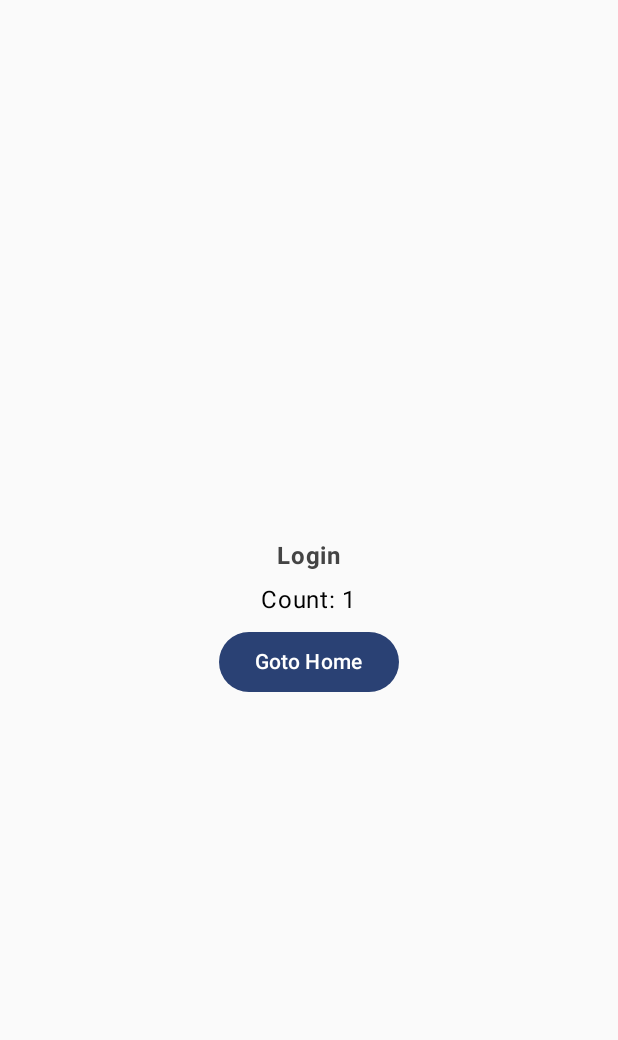
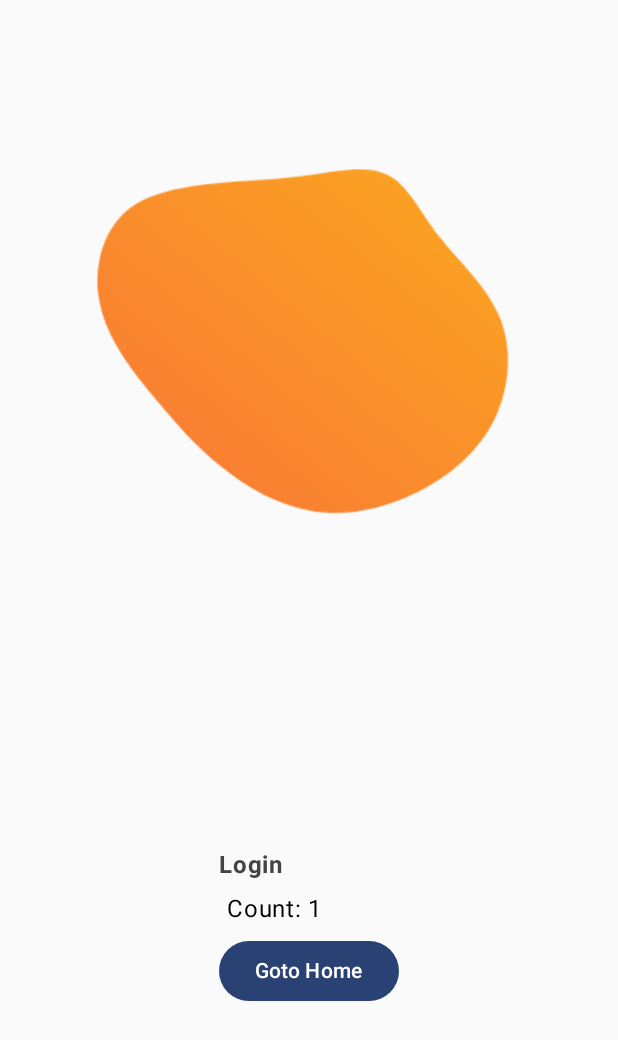
Before and after one commit to sandy-5000/browser, an Android app built with Jetpack Compose: the screen it shows after launch (MainActivity), after a tap on "Goto Login", on a phone screen of 412 x 824 dp. Shown: the top 1040 px of the screen. Run offline under Robolectric (Android 15) with nearby library versions, the phone set to English and light mode, and no system bars.

Commit message:
added image

```diff
--- a/app/src/main/java/com/example/webbrowser/screens/Login.kt
+++ b/app/src/main/java/com/example/webbrowser/screens/Login.kt
@@ -1,10 +1,14 @@
 package com.example.webbrowser.screens
 
+import androidx.compose.foundation.Image
 import androidx.compose.foundation.layout.Box
 import androidx.compose.foundation.layout.Column
+import androidx.compose.foundation.layout.Row
+import androidx.compose.foundation.layout.fillMaxHeight
 import androidx.compose.foundation.layout.fillMaxSize
 import androidx.compose.foundation.layout.fillMaxWidth
 import androidx.compose.foundation.layout.padding
+import androidx.compose.foundation.layout.size
 import androidx.compose.material3.Button
 import androidx.compose.material3.Text
 import androidx.compose.runtime.Composable
@@ -14,12 +18,14 @@ import androidx.compose.runtime.remember
 import androidx.compose.ui.Alignment
 import androidx.compose.ui.Modifier
 import androidx.compose.ui.graphics.Color
+import androidx.compose.ui.res.painterResource
 import androidx.compose.ui.text.font.FontWeight
 import androidx.compose.ui.tooling.preview.Preview
 import androidx.compose.ui.unit.dp
 import androidx.lifecycle.viewmodel.compose.viewModel
 import androidx.navigation.NavController
 import androidx.navigation.compose.rememberNavController
+import com.example.webbrowser.R
 import com.example.webbrowser.ui.theme.WebBrowserTheme
 import com.example.webbrowser.util.BrowserUiState
 import com.example.webbrowser.util.DataViewModel
@@ -37,14 +43,28 @@ fun Login(
     val count = uiState?.count
     val email = uiState?.email
 
-    Box(
+    Column(
         modifier = modifier,
-        contentAlignment = Alignment.CenterStart,
     ) {
         Column(
             modifier = Modifier.fillMaxWidth(),
+            horizontalAlignment = Alignment.End,
+        ) {
+            Image(
+                painter = painterResource(id = R.drawable.login_top_right),
+                contentDescription = "",
+                modifier = Modifier.padding(0.dp)
+            )
+        }
+        Column(
+            modifier = Modifier.fillMaxSize(),
             horizontalAlignment = Alignment.CenterHorizontally,
         ) {
+            Row(
+                modifier = Modifier.fillMaxHeight(),
+                verticalAlignment = Alignment.CenterVertically,
+            ) {
+                Column {
                     Text(
                         text = "Login",
                         fontWeight = FontWeight.Bold,
@@ -71,6 +91,8 @@ fun Login(
                 }
             }
         }
+    }
+}
 
 
 @Preview(showBackground = true)
```
Also changed, not shown: app/src/main/res/drawable/login_top_right.png (added). Lines whose indentation alone changed are shown as unchanged.
